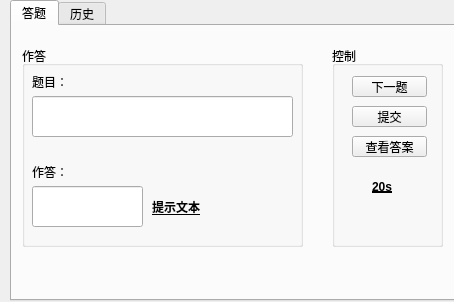
The window that src/mainwnd.ui (Shrouding-Potion/QuestGen) describes before a commit, drawn with Qt 5.
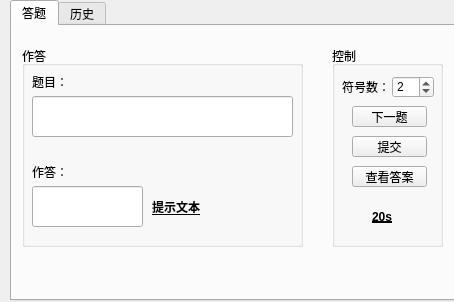
The same window after the commit.

Commit message: 为GUI添加算符数量设置

```diff
--- a/src/mainwnd.ui
+++ b/src/mainwnd.ui
@@ -49,7 +49,7 @@
        <property name="geometry">
         <rect>
          <x>20</x>
-         <y>90</y>
+         <y>120</y>
          <width>75</width>
          <height>21</height>
         </rect>
@@ -62,7 +62,7 @@
        <property name="geometry">
         <rect>
          <x>20</x>
-         <y>30</y>
+         <y>60</y>
          <width>75</width>
          <height>21</height>
         </rect>
@@ -75,7 +75,7 @@
        <property name="geometry">
         <rect>
          <x>20</x>
-         <y>60</y>
+         <y>90</y>
          <width>75</width>
          <height>21</height>
         </rect>
@@ -88,7 +88,7 @@
        <property name="geometry">
         <rect>
          <x>40</x>
-         <y>130</y>
+         <y>160</y>
          <width>41</width>
          <height>21</height>
         </rect>
@@ -104,6 +104,38 @@
         <string>20s</string>
        </property>
       </widget>
+      <widget class="QSpinBox" name="spinBox">
+       <property name="geometry">
+        <rect>
+         <x>60</x>
+         <y>30</y>
+         <width>42</width>
+         <height>22</height>
+        </rect>
+       </property>
+       <property name="minimum">
+        <number>1</number>
+       </property>
+       <property name="maximum">
+        <number>4</number>
+       </property>
+       <property name="value">
+        <number>2</number>
+       </property>
+      </widget>
+      <widget class="QLabel" name="label_5">
+       <property name="geometry">
+        <rect>
+         <x>10</x>
+         <y>30</y>
+         <width>54</width>
+         <height>21</height>
+        </rect>
+       </property>
+       <property name="text">
+        <string>符号数：</string>
+       </property>
+      </widget>
      </widget>
      <widget class="QGroupBox" name="groupBox_2">
       <property name="geometry">
```
The commit also changes 2 other files.
